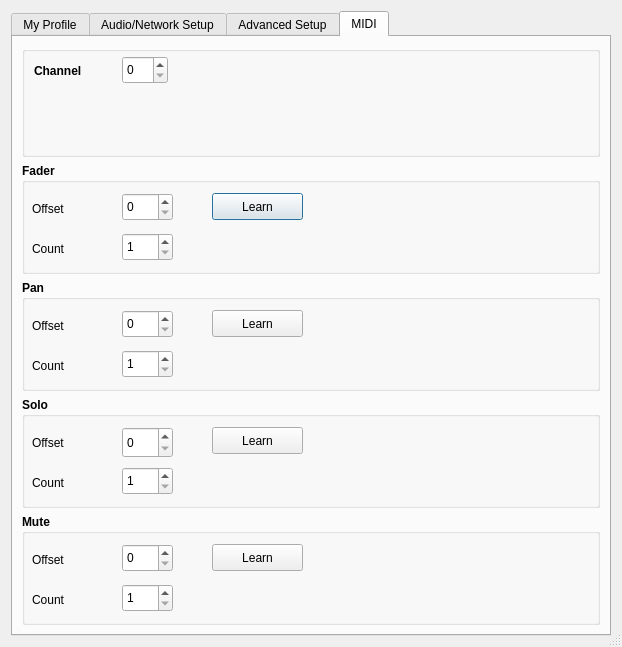
Above: src/clientsettingsdlgbase.ui from ignotus666/jamulus before the change. Below: the same form after it.
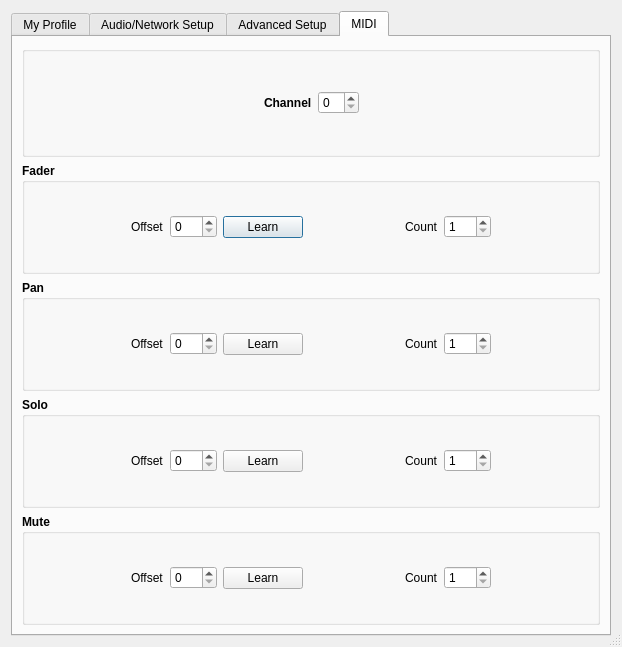
That is the form after the change. Icons and pictures are not drawn. Custom widgets are drawn as their Qt base class.

Commit message: Rearrange MIDI tab

```diff
--- a/src/clientsettingsdlgbase.ui
+++ b/src/clientsettingsdlgbase.ui
@@ -1354,38 +1354,54 @@
            <property name="title">
             <string/>
            </property>
-           <widget class="QSpinBox" name="cbxChannel">
-            <property name="geometry">
-             <rect>
-              <x>100</x>
-              <y>10</y>
-              <width>46</width>
-              <height>28</height>
-             </rect>
-            </property>
-            <property name="font">
-             <font>
-              <weight>50</weight>
-              <bold>false</bold>
-             </font>
-            </property>
-            <property name="maximum">
-             <number>16</number>
-            </property>
-           </widget>
+           <layout class="QHBoxLayout" name="horizontalLayout_16">
+            <item>
+             <spacer name="horizontalSpacer_23">
+              <property name="orientation">
+               <enum>Qt::Horizontal</enum>
+              </property>
+              <property name="sizeHint" stdset="0">
+               <size>
+                <width>40</width>
+                <height>20</height>
+               </size>
+              </property>
+             </spacer>
+            </item>
+            <item>
            <widget class="QLabel" name="lblChannel">
-            <property name="geometry">
-             <rect>
-              <x>12</x>
-              <y>15</y>
-              <width>62</width>
-              <height>19</height>
-             </rect>
-            </property>
             <property name="text">
              <string>Channel</string>
             </property>
            </widget>
+            </item>
+            <item>
+             <widget class="QSpinBox" name="cbxChannel">
+              <property name="font">
+               <font>
+                <weight>50</weight>
+                <bold>false</bold>
+               </font>
+              </property>
+              <property name="maximum">
+               <number>16</number>
+              </property>
+             </widget>
+            </item>
+            <item>
+             <spacer name="horizontalSpacer_24">
+              <property name="orientation">
+               <enum>Qt::Horizontal</enum>
+              </property>
+              <property name="sizeHint" stdset="0">
+               <size>
+                <width>40</width>
+                <height>20</height>
+               </size>
+              </property>
+             </spacer>
+            </item>
+           </layout>
           </widget>
          </item>
          <item>
@@ -1399,15 +1415,22 @@
            <property name="title">
             <string>Fader</string>
            </property>
+           <layout class="QHBoxLayout" name="horizontalLayout_11">
+            <item>
+             <spacer name="horizontalSpacer_20">
+              <property name="orientation">
+               <enum>Qt::Horizontal</enum>
+              </property>
+              <property name="sizeHint" stdset="0">
+               <size>
+                <width>40</width>
+                <height>20</height>
+               </size>
+              </property>
+             </spacer>
+            </item>
+            <item>
            <widget class="QLabel" name="lblFaderOffset">
-            <property name="geometry">
-             <rect>
-              <x>10</x>
-              <y>30</y>
-              <width>71</width>
-              <height>31</height>
-             </rect>
-            </property>
             <property name="font">
              <font>
               <weight>50</weight>
@@ -1418,15 +1441,9 @@
              <string>Offset</string>
             </property>
            </widget>
+            </item>
+            <item>
            <widget class="QSpinBox" name="cbxFaderOffset">
-            <property name="geometry">
-             <rect>
-              <x>100</x>
-              <y>30</y>
-              <width>51</width>
-              <height>28</height>
-             </rect>
-            </property>
             <property name="font">
              <font>
               <weight>50</weight>
@@ -1437,15 +1454,35 @@
              <number>127</number>
             </property>
            </widget>
+            </item>
+            <item>
+             <widget class="QPushButton" name="butLearnFaderOffset">
+              <property name="font">
+               <font>
+                <weight>50</weight>
+                <bold>false</bold>
+               </font>
+              </property>
+              <property name="text">
+               <string>Learn</string>
+              </property>
+             </widget>
+            </item>
+            <item>
+             <spacer name="horizontalSpacer_21">
+              <property name="orientation">
+               <enum>Qt::Horizontal</enum>
+              </property>
+              <property name="sizeHint" stdset="0">
+               <size>
+                <width>40</width>
+                <height>20</height>
+               </size>
+              </property>
+             </spacer>
+            </item>
+            <item>
            <widget class="QLabel" name="lblFaderCount">
-            <property name="geometry">
-             <rect>
-              <x>10</x>
-              <y>70</y>
-              <width>71</width>
-              <height>31</height>
-             </rect>
-            </property>
             <property name="font">
              <font>
               <weight>50</weight>
@@ -1456,15 +1493,9 @@
              <string>Count</string>
             </property>
            </widget>
+            </item>
+            <item>
            <widget class="QSpinBox" name="cbxFaderCount">
-            <property name="geometry">
-             <rect>
-              <x>100</x>
-              <y>70</y>
-              <width>51</width>
-              <height>28</height>
-             </rect>
-            </property>
             <property name="font">
              <font>
               <weight>50</weight>
@@ -1478,25 +1509,21 @@
              <number>127</number>
             </property>
            </widget>
-           <widget class="QPushButton" name="butLearnFaderOffset">
-            <property name="geometry">
-             <rect>
-              <x>190</x>
-              <y>30</y>
-              <width>91</width>
-              <height>27</height>
-             </rect>
-            </property>
-            <property name="font">
-             <font>
-              <weight>50</weight>
-              <bold>false</bold>
-             </font>
-            </property>
-            <property name="text">
-             <string>Learn</string>
-            </property>
-           </widget>
+            </item>
+            <item>
+             <spacer name="horizontalSpacer_22">
+              <property name="orientation">
+               <enum>Qt::Horizontal</enum>
+              </property>
+              <property name="sizeHint" stdset="0">
+               <size>
+                <width>40</width>
+                <height>20</height>
+               </size>
+              </property>
+             </spacer>
+            </item>
+           </layout>
           </widget>
          </item>
          <item>
@@ -1510,15 +1537,22 @@
            <property name="title">
             <string>Pan</string>
            </property>
+           <layout class="QHBoxLayout" name="horizontalLayout_13">
+            <item>
+             <spacer name="horizontalSpacer_18">
+              <property name="orientation">
+               <enum>Qt::Horizontal</enum>
+              </property>
+              <property name="sizeHint" stdset="0">
+               <size>
+                <width>40</width>
+                <height>20</height>
+               </size>
+              </property>
+             </spacer>
+            </item>
+            <item>
            <widget class="QLabel" name="lblPanOffset">
-            <property name="geometry">
-             <rect>
-              <x>10</x>
-              <y>30</y>
-              <width>71</width>
-              <height>31</height>
-             </rect>
-            </property>
             <property name="font">
              <font>
               <weight>50</weight>
@@ -1529,15 +1563,9 @@
              <string>Offset</string>
             </property>
            </widget>
+            </item>
+            <item>
            <widget class="QSpinBox" name="cbxPanOffset">
-            <property name="geometry">
-             <rect>
-              <x>100</x>
-              <y>30</y>
-              <width>51</width>
-              <height>28</height>
-             </rect>
-            </property>
             <property name="font">
              <font>
               <weight>50</weight>
@@ -1548,15 +1576,35 @@
              <number>127</number>
             </property>
            </widget>
+            </item>
+            <item>
+             <widget class="QPushButton" name="butLearnPanOffset">
+              <property name="font">
+               <font>
+                <weight>50</weight>
+                <bold>false</bold>
+               </font>
+              </property>
+              <property name="text">
+               <string>Learn</string>
+              </property>
+             </widget>
+            </item>
+            <item>
+             <spacer name="horizontalSpacer_17">
+              <property name="orientation">
+               <enum>Qt::Horizontal</enum>
+              </property>
+              <property name="sizeHint" stdset="0">
+               <size>
+                <width>40</width>
+                <height>20</height>
+               </size>
+              </property>
+             </spacer>
+            </item>
+            <item>
            <widget class="QLabel" name="lblPanCount">
-            <property name="geometry">
-             <rect>
-              <x>10</x>
-              <y>70</y>
-              <width>71</width>
-              <height>31</height>
-             </rect>
-            </property>
             <property name="font">
              <font>
               <weight>50</weight>
@@ -1567,15 +1615,9 @@
              <string>Count</string>
             </property>
            </widget>
+            </item>
+            <item>
            <widget class="QSpinBox" name="cbxPanCount">
-            <property name="geometry">
-             <rect>
-              <x>100</x>
-              <y>70</y>
-              <width>51</width>
-              <height>28</height>
-             </rect>
-            </property>
             <property name="font">
              <font>
               <weight>50</weight>
@@ -1589,25 +1631,21 @@
              <number>127</number>
             </property>
            </widget>
-           <widget class="QPushButton" name="butLearnPanOffset">
-            <property name="geometry">
-             <rect>
-              <x>190</x>
-              <y>30</y>
-              <width>91</width>
-              <height>27</height>
-             </rect>
-            </property>
-            <property name="font">
-             <font>
-              <weight>50</weight>
-              <bold>false</bold>
-             </font>
-            </property>
-            <property name="text">
-             <string>Learn</string>
-            </property>
-           </widget>
+            </item>
+            <item>
+             <spacer name="horizontalSpacer_19">
+              <property name="orientation">
+               <enum>Qt::Horizontal</enum>
+              </property>
+              <property name="sizeHint" stdset="0">
+               <size>
+                <width>40</width>
+                <height>20</height>
+               </size>
+              </property>
+             </spacer>
+            </item>
+           </layout>
           </widget>
          </item>
          <item>
@@ -1621,15 +1659,22 @@
            <property name="title">
             <string>Solo</string>
            </property>
+           <layout class="QHBoxLayout" name="horizontalLayout_14">
+            <item>
+             <spacer name="horizontalSpacer_15">
+              <property name="orientation">
+               <enum>Qt::Horizontal</enum>
+              </property>
+              <property name="sizeHint" stdset="0">
+               <size>
+                <width>40</width>
+                <height>20</height>
+               </size>
+              </property>
+             </spacer>
+            </item>
+            <item>
            <widget class="QLabel" name="lblSoloOffset">
-            <property name="geometry">
-             <rect>
-              <x>10</x>
-              <y>30</y>
-              <width>71</width>
-              <height>31</height>
-             </rect>
-            </property>
             <property name="font">
              <font>
               <weight>50</weight>
@@ -1640,15 +1685,9 @@
              <string>Offset</string>
             </property>
            </widget>
+            </item>
+            <item>
            <widget class="QSpinBox" name="cbxSoloOffset">
-            <property name="geometry">
-             <rect>
-              <x>100</x>
-              <y>30</y>
-              <width>51</width>
-              <height>31</height>
-             </rect>
-            </property>
             <property name="font">
              <font>
               <weight>50</weight>
@@ -1659,15 +1698,35 @@
              <number>127</number>
             </property>
            </widget>
+            </item>
+            <item>
+             <widget class="QPushButton" name="butLearnSoloOffset">
+              <property name="font">
+               <font>
+                <weight>50</weight>
+                <bold>false</bold>
+               </font>
+              </property>
+              <property name="text">
+               <string>Learn</string>
+              </property>
+             </widget>
+            </item>
+            <item>
+             <spacer name="horizontalSpacer_14">
+              <property name="orientation">
+               <enum>Qt::Horizontal</enum>
+              </property>
+              <property name="sizeHint" stdset="0">
+               <size>
+                <width>40</width>
+                <height>20</height>
+               </size>
+              </property>
+             </spacer>
+            </item>
+            <item>
            <widget class="QLabel" name="lblSoloCount">
-            <property name="geometry">
-             <rect>
-              <x>10</x>
-              <y>70</y>
-              <width>71</width>
-              <height>31</height>
-             </rect>
-            </property>
             <property name="font">
              <font>
               <weight>50</weight>
@@ -1678,15 +1737,9 @@
              <string>Count</string>
             </property>
            </widget>
+            </item>
+            <item>
            <widget class="QSpinBox" name="cbxSoloCount">
-            <property name="geometry">
-             <rect>
-              <x>100</x>
-              <y>70</y>
-              <width>51</width>
-              <height>28</height>
-             </rect>
-            </property>
             <property name="font">
              <font>
               <weight>50</weight>
@@ -1700,25 +1753,21 @@
              <number>127</number>
             </property>
            </widget>
-           <widget class="QPushButton" name="butLearnSoloOffset">
-            <property name="geometry">
-             <rect>
-              <x>190</x>
-              <y>30</y>
-              <width>91</width>
-              <height>27</height>
-             </rect>
-            </property>
-            <property name="font">
-             <font>
-              <weight>50</weight>
-              <bold>false</bold>
-             </font>
-            </property>
-            <property name="text">
-             <string>Learn</string>
-            </property>
-           </widget>
+            </item>
+            <item>
+             <spacer name="horizontalSpacer_13">
+              <property name="orientation">
+               <enum>Qt::Horizontal</enum>
+              </property>
+              <property name="sizeHint" stdset="0">
+               <size>
+                <width>40</width>
+                <height>20</height>
+               </size>
+              </property>
+             </spacer>
+            </item>
+           </layout>
           </widget>
          </item>
          <item>
@@ -1732,15 +1781,22 @@
            <property name="title">
             <string>Mute</string>
            </property>
+           <layout class="QHBoxLayout" name="horizontalLayout_15">
+            <item>
+             <spacer name="horizontalSpacer_16">
+              <property name="orientation">
+               <enum>Qt::Horizontal</enum>
+              </property>
+              <property name="sizeHint" stdset="0">
+               <size>
+                <width>40</width>
+                <height>20</height>
+               </size>
+              </property>
+             </spacer>
+            </item>
+            <item>
            <widget class="QLabel" name="lblMuteOffset">
-            <property name="geometry">
-             <rect>
-              <x>10</x>
-              <y>30</y>
-              <width>71</width>
-              <height>31</height>
-             </rect>
-            </property>
             <property name="font">
              <font>
               <weight>50</weight>
@@ -1751,15 +1807,9 @@
              <string>Offset</string>
             </property>
            </widget>
+            </item>
+            <item>
            <widget class="QSpinBox" name="cbxMuteOffset">
-            <property name="geometry">
-             <rect>
-              <x>100</x>
-              <y>30</y>
-              <width>51</width>
-              <height>28</height>
-             </rect>
-            </property>
             <property name="font">
              <font>
               <weight>50</weight>
@@ -1770,15 +1820,35 @@
              <number>127</number>
             </property>
            </widget>
+            </item>
+            <item>
+             <widget class="QPushButton" name="butLearnMuteOffset">
+              <property name="font">
+               <font>
+                <weight>50</weight>
+                <bold>false</bold>
+               </font>
+              </property>
+              <property name="text">
+               <string>Learn</string>
+              </property>
+             </widget>
+            </item>
+            <item>
+             <spacer name="horizontalSpacer_11">
+              <property name="orientation">
+               <enum>Qt::Horizontal</enum>
+              </property>
+              <property name="sizeHint" stdset="0">
+               <size>
+                <width>40</width>
+                <height>20</height>
+               </size>
+              </property>
+             </spacer>
+            </item>
+            <item>
            <widget class="QLabel" name="lblMuteCount">
-            <property name="geometry">
-             <rect>
-              <x>10</x>
-              <y>70</y>
-              <width>71</width>
-              <height>31</height>
-             </rect>
-            </property>
             <property name="font">
              <font>
               <weight>50</weight>
@@ -1789,15 +1859,9 @@
              <string>Count</string>
             </property>
            </widget>
+            </item>
+            <item>
            <widget class="QSpinBox" name="cbxMuteCount">
-            <property name="geometry">
-             <rect>
-              <x>100</x>
-              <y>70</y>
-              <width>51</width>
-              <height>28</height>
-             </rect>
-            </property>
             <property name="font">
              <font>
               <weight>50</weight>
@@ -1811,25 +1875,21 @@
              <number>127</number>
             </property>
            </widget>
-           <widget class="QPushButton" name="butLearnMuteOffset">
-            <property name="geometry">
-             <rect>
-              <x>190</x>
-              <y>30</y>
-              <width>91</width>
-              <height>27</height>
-             </rect>
-            </property>
-            <property name="font">
-             <font>
-              <weight>50</weight>
-              <bold>false</bold>
-             </font>
-            </property>
-            <property name="text">
-             <string>Learn</string>
-            </property>
-           </widget>
+            </item>
+            <item>
+             <spacer name="horizontalSpacer_12">
+              <property name="orientation">
+               <enum>Qt::Horizontal</enum>
+              </property>
+              <property name="sizeHint" stdset="0">
+               <size>
+                <width>40</width>
+                <height>20</height>
+               </size>
+              </property>
+             </spacer>
+            </item>
+           </layout>
           </widget>
          </item>
         </layout>
```
Lines whose indentation alone changed are shown as unchanged.
